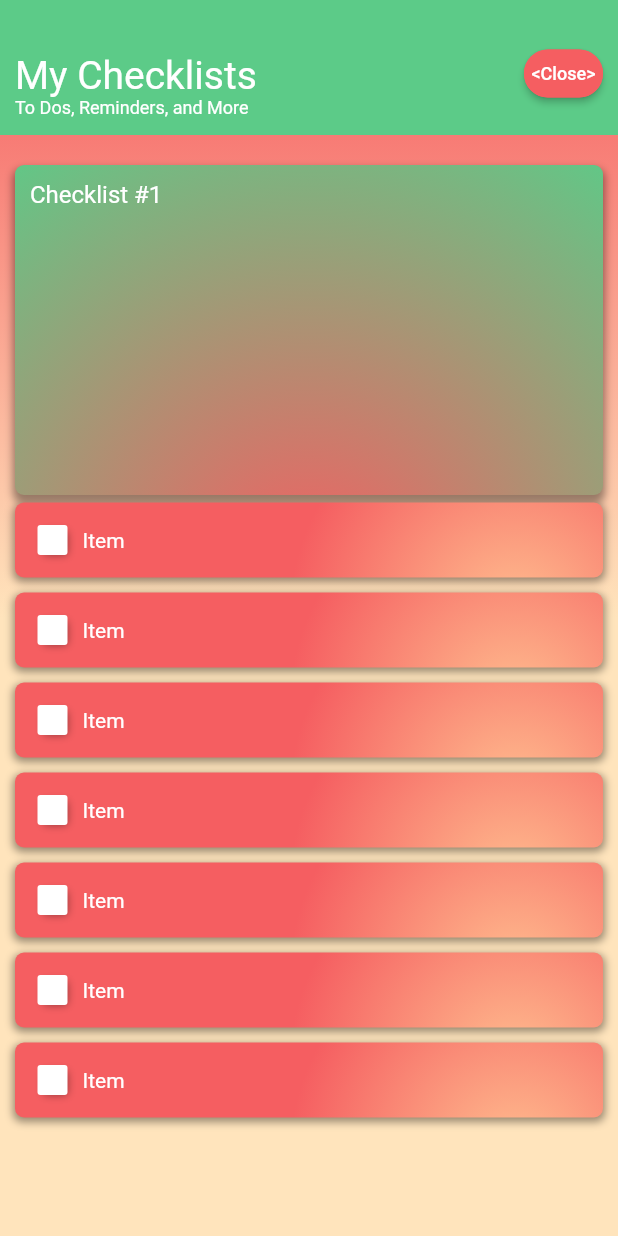
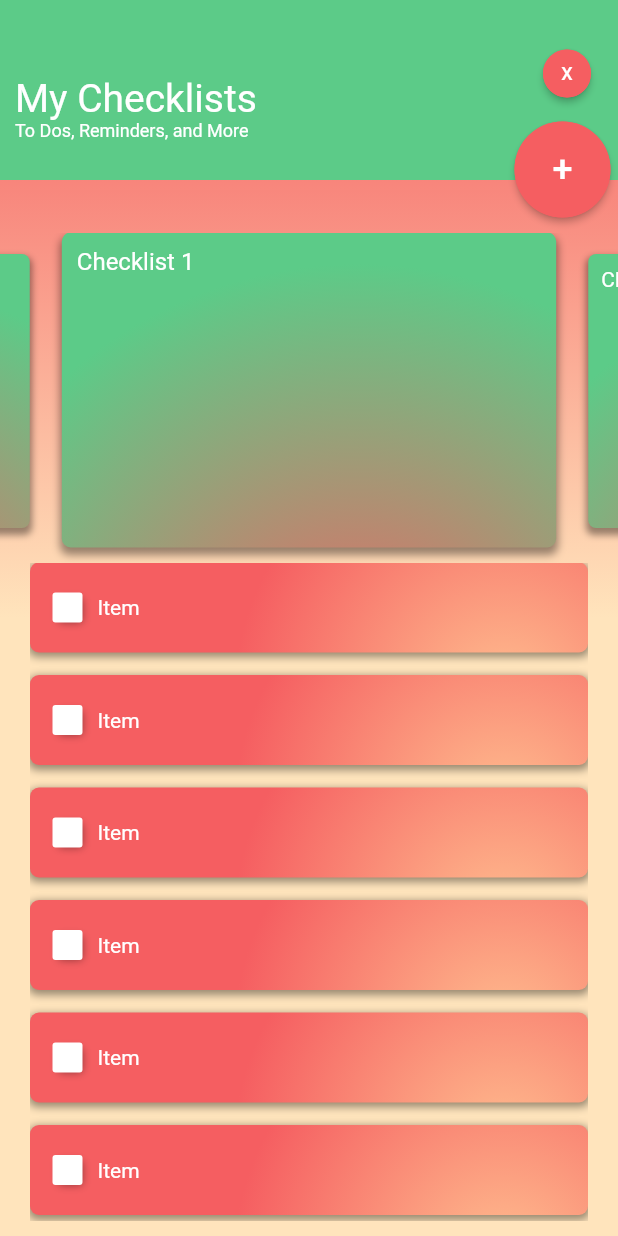
Before and after one commit to jbonnelycke/at-health, a Flutter app: the screen it shows after launch, on a phone screen of 412 x 824 dp. Run offline on Flutter 3.47's test engine with Material 2 defaults, Android fonts, the light colour scheme and no system bars; drawn by our look-alikes of carousel_slider; our stand-ins replace gradient_app_bar; missing offline and left inert: at_client_mobile, at_commons, at_demo_data.

Commit message:
Sexified checklist with Carousel

```diff
--- a/at_health/lib/screens/checklist_screen.dart
+++ b/at_health/lib/screens/checklist_screen.dart
@@ -8,6 +8,7 @@ import 'package:health/services/server_demo_service.dart';
 import '../utils/at_conf.dart' as conf;
 import 'login_screen.dart';
 import 'package:gradient_app_bar/gradient_app_bar.dart';
+import 'package:carousel_slider/carousel_slider.dart';
 
 class ChecklistScreen extends StatefulWidget {
   static final String id = 'checklist';
@@ -54,7 +55,7 @@ class _ChecklistScreenState extends State<ChecklistScreen> {
               ),
               color : Color(0xfff55e61),
               textColor: Colors.white,
-              child : Text("<Close>",
+              child : Text("X",
                   style : TextStyle(
                       fontSize : 12,
                       color: Colors.white
@@ -65,11 +66,11 @@ class _ChecklistScreenState extends State<ChecklistScreen> {
   );
 
   var addButton = Positioned(
-      bottom : -30,
-      right : 10,
+      bottom : 5,
+      right : 5,
       child : ButtonTheme(
-          minWidth : 32,
-          height : 32,
+          minWidth : 64,
+          height : 64,
           child : RaisedButton(
               padding: EdgeInsets.fromLTRB(5, 5, 5, 5),
               onPressed: () => {},
@@ -79,9 +80,9 @@ class _ChecklistScreenState extends State<ChecklistScreen> {
               ),
               color : Color(0xfff55e61),
               textColor: Colors.white,
-              child : Text("<Add>",
+              child : Text("+",
                   style : TextStyle(
-                      fontSize : 12,
+                      fontSize : 24,
                       color: Colors.white
                   )
               )
@@ -91,8 +92,8 @@ class _ChecklistScreenState extends State<ChecklistScreen> {
 
 
   var checklistItem = Container(
-      height : 50,
-      margin: EdgeInsets.fromLTRB(0,0,0,10),
+      height : 60,
+      margin: EdgeInsets.fromLTRB(0,0,0,15),
       padding: EdgeInsets.all(15),
       decoration: BoxDecoration(
           gradient: RadialGradient(
@@ -166,16 +167,18 @@ class _ChecklistScreenState extends State<ChecklistScreen> {
               child: Column(
                   children: [
                     Container(
-                        color : Color(0xff5ccb88),
                         margin : EdgeInsets.fromLTRB(0, 0, 0, 0),
-                        height : 90,
+                        height : 150,
                         width : double.infinity,
                         child : Stack(
                           children: <Widget>[
                             Container(
                               padding : EdgeInsets.fromLTRB(10, 35, 10, 10),
+                              color : Color(0xff5ccb88),
+                              width : double.infinity,
+                              height : 120,
                               child: Column(
-                                  mainAxisAlignment: MainAxisAlignment.start,
+                                  mainAxisAlignment: MainAxisAlignment.center,
                                   crossAxisAlignment: CrossAxisAlignment.start,
                                   children : [
                                       Text("My Checklists",
@@ -194,18 +197,33 @@ class _ChecklistScreenState extends State<ChecklistScreen> {
                               ),
                             ),
                             closeButton,
+                            addButton
                           ],
                         )
                     ),
                     Container(
-                        margin : EdgeInsets.fromLTRB(10, 20, 10, 0),
+                        margin : EdgeInsets.fromLTRB(0,5,0,0),
+                        child:CarouselSlider(
+                            options: CarouselOptions(
+                                height : 220,
+                                initialPage: 0,
+                                aspectRatio: 16/9,
+                                viewportFraction: 0.8,
+                                enlargeCenterPage : true,
+                                scrollDirection: Axis.horizontal
+                            ),
+                            items: [1, 2, 3, 4, 5].map((i) {
+                              return Builder(
+                                  builder : (BuildContext context) {
+                                    return Container(
+                                      margin : EdgeInsets.fromLTRB(0, 0, 0, 10),
                                       padding : EdgeInsets.all(10),
                                       width : double.infinity,
-                        height : 220,
+                                      height : 160,
                                       decoration: BoxDecoration(
                                           gradient: RadialGradient(
-                              center: Alignment(0, 1.5),
-                              radius : 1.6,
+                                            center: Alignment(0.2, 2.0),
+                                            radius : 1.4,
                                             colors : [
                                               Color(0xfff55e61),
                                               Color(0xff5ccb88)
@@ -221,17 +239,23 @@ class _ChecklistScreenState extends State<ChecklistScreen> {
                                             )
                                           ]
                                       ),
-                        child : Text("Checklist #1",
+                                      child : Text("Checklist $i",
                                           style : TextStyle(
                                               fontSize : 16,
                                               color: Colors.white
                                           )
                                       ),
+                                    );
+                                  }
+                              );
+                            }).toList()
+                        ),
+
                     ),
                     Expanded(
                         child: Container(
-                            padding : EdgeInsets.fromLTRB(10, 0, 10, 10),
-                            margin : EdgeInsets.fromLTRB(0,5,0,0),
+                            padding : EdgeInsets.fromLTRB(20, 0, 20, 10),
+
                             child : new ListView(
                                 children : <Widget>[
                                   checklistItem,
```
Lines whose indentation alone changed are shown as unchanged.
